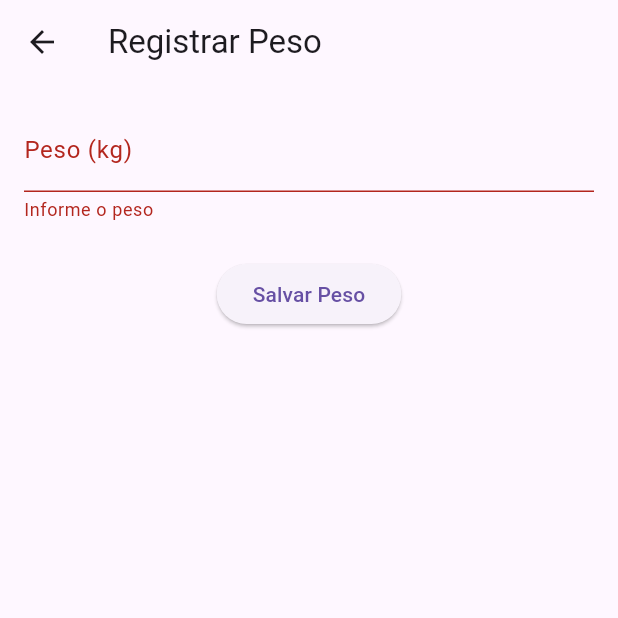
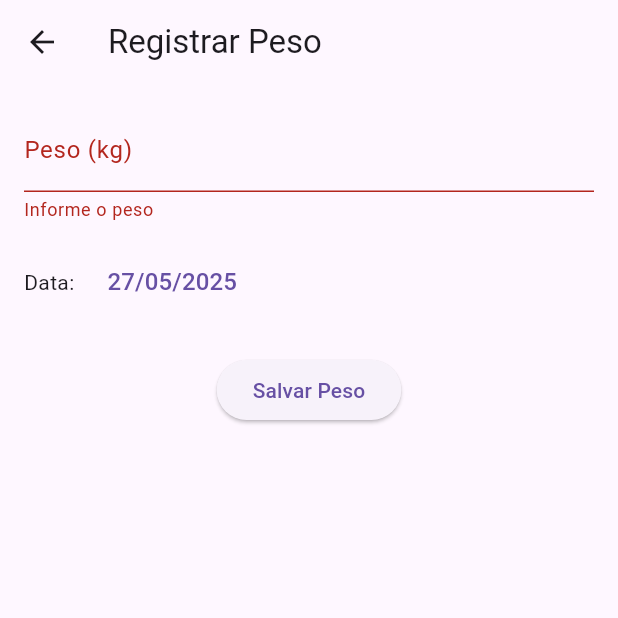
Before and after one commit to levi13/saudebahia, a Flutter app: the PesoScreen screen opened by its route, after a tap on "Salvar Peso", on a phone screen of 412 x 824 dp, the top half of it. Run offline on Flutter 3.47's test engine with Material 3 defaults, Android fonts, the phone set to English and light mode, and no system bars; our stand-ins replace fl_chart, sqflite; accounts and stored records are empty.

Commit message:
Update peso_screen.dart

```diff
--- a/lib/screens/peso_screen.dart
+++ b/lib/screens/peso_screen.dart
@@ -11,17 +11,16 @@
 class _PesoScreenState extends State<PesoScreen> {
   final _formKey = GlobalKey<FormState>();
   final TextEditingController _pesoController = TextEditingController();
+  DateTime _dataSelecionada = DateTime.now();
 
   Future<void> _salvarPeso() async {
     if (_formKey.currentState!.validate()) {
       final peso = double.parse(_pesoController.text);
 
       final db = await DatabaseHelper().database;
-      await db.insert('imcs', {
+      await db.insert('pesos', {
         'peso': peso,
-        'altura': 0.0, // altura e imc zerados porque só queremos registrar o peso
-        'imc': 0.0,
-        'data': DateTime.now().toIso8601String(),
+        'data': _dataSelecionada.toIso8601String(),
       });
 
       ScaffoldMessenger.of(context).showSnackBar(
@@ -29,6 +28,24 @@
       );
 
       _pesoController.clear();
+      setState(() {
+        _dataSelecionada = DateTime.now();
+      });
+    }
+  }
+
+  Future<void> _selecionarData() async {
+    final data = await showDatePicker(
+      context: context,
+      initialDate: _dataSelecionada,
+      firstDate: DateTime(2000),
+      lastDate: DateTime.now(),
+    );
+
+    if (data != null) {
+      setState(() {
+        _dataSelecionada = data;
+      });
     }
   }
 
@@ -57,6 +74,22 @@
                   return null;
                 },
               ),
+              const SizedBox(height: 16),
+              Row(
+                children: [
+                  const Text('Data:'),
+                  const SizedBox(width: 10),
+                  TextButton(
+                    onPressed: _selecionarData,
+                    child: Text(
+                      '${_dataSelecionada.day.toString().padLeft(2, '0')}/'
+                      '${_dataSelecionada.month.toString().padLeft(2, '0')}/'
+                      '${_dataSelecionada.year}',
+                      style: const TextStyle(fontSize: 16),
+                    ),
+                  ),
+                ],
+              ),
               const SizedBox(height: 24),
               ElevatedButton(
                 onPressed: _salvarPeso,
```
